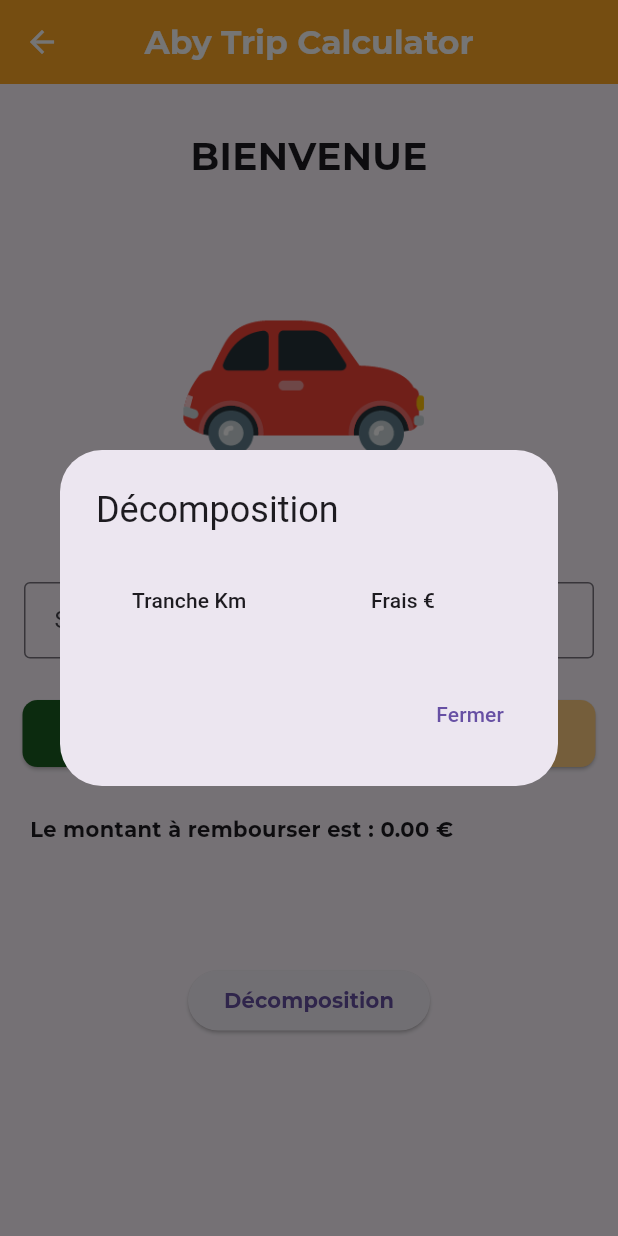
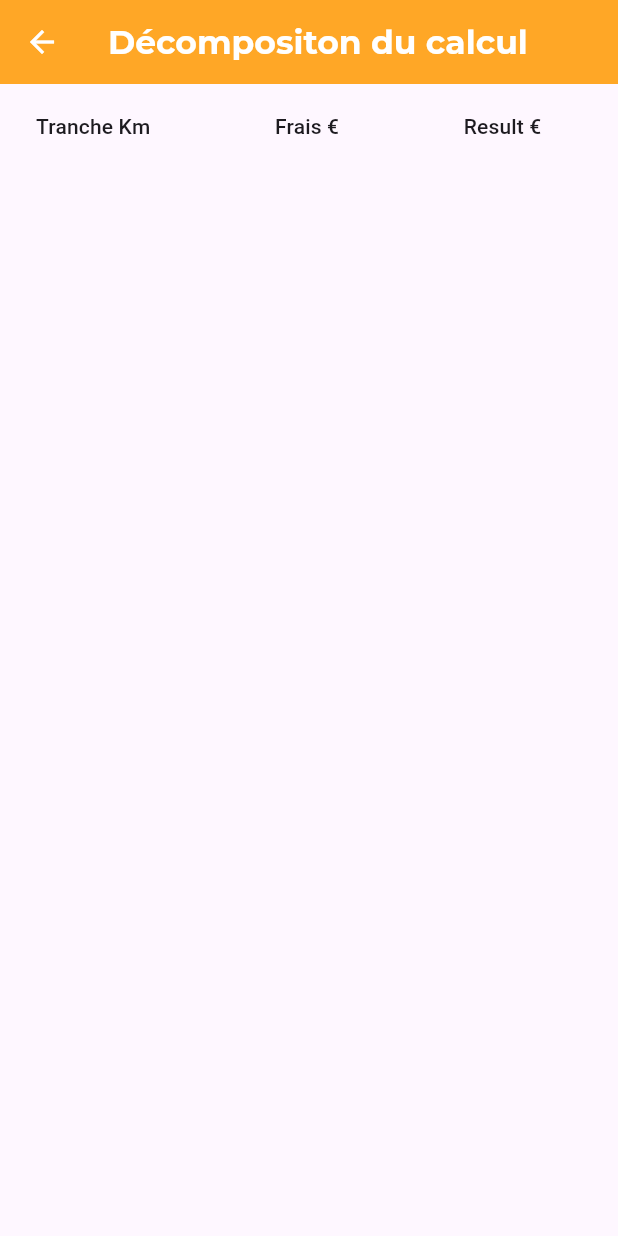
Before and after one commit to othmanemjhd/AbyTripCalculator, a Flutter app: the CalculateFundPage screen opened by its route, after a tap on "Décomposition", on a phone screen of 412 x 824 dp. Run offline on Flutter 3.47's test engine with Material 3 defaults, Android fonts, the phone set to English and light mode, and no system bars; drawn by our look-alikes of carousel_slider; our stand-ins replace shared_preferences; accounts and stored records are empty.

Commit message:
Updates : add the page of the decomposition

```diff
--- a/abytripcalculator/lib/pages/calculateFundPage.dart
+++ b/abytripcalculator/lib/pages/calculateFundPage.dart
@@ -43,22 +43,19 @@ class _CalculateFundPageState extends State<CalculateFundPage> {
           style: TextStyle(
             fontFamily: 'Montserrat',
             fontWeight: FontWeight.bold,
-            //fontSize: 30,
             color: Colors.white,
           ),
         ),
         centerTitle: true,
         backgroundColor: Colors.orange[400],
         elevation: 0,
-        //automaticallyImplyLeading: false,
+        automaticallyImplyLeading: false,
         iconTheme: const IconThemeData(
           color: Colors.white, // Change the color here
         ),
 
       ),
       body: SingleChildScrollView(
-        child: Padding(
-          padding: const EdgeInsets.all(0),
         child: Column(
           crossAxisAlignment: CrossAxisAlignment.stretch,
           children: [
@@ -208,17 +205,23 @@ class _CalculateFundPageState extends State<CalculateFundPage> {
                 ),
               ),
             const SizedBox(height: 80.0),
-           Align(
-                  alignment: Alignment.bottomCenter,
+         Padding(
+           //padding: const EdgeInsets.all(8.0),
+           padding: EdgeInsets.fromLTRB(
+             MediaQuery.of(context).size.width * 0.25,
+             MediaQuery.of(context).size.height * 0.015,
+             MediaQuery.of(context).size.width * 0.25,
+             MediaQuery.of(context).size.height * 0.015,
+           ),
            child: ElevatedButton(
-
                onPressed: () {
-                        showDialog(
+                 Navigator.pushNamed(context, '/display', arguments: map);
+                 /*showDialog(
                    context: context,
                    builder: (BuildContext context) {
                      return  MyDialog( map: map);
                    },
-                        );
+                 );*/
                },
                child: const Text("Décomposition",
                    style: TextStyle(
@@ -226,7 +229,6 @@ class _CalculateFundPageState extends State<CalculateFundPage> {
                        fontWeight: FontWeight.bold))),
          ),
           ],
-          ),
         ),
 
       ),
--- /dev/null
+++ b/abytripcalculator/lib/pages/showDecomposition.dart
@@ -0,0 +1,69 @@
+import 'package:flutter/material.dart';
+
+void main() {
+  runApp(const ShowDecomposition());
+}
+
+class ShowDecomposition extends StatefulWidget {
+  const ShowDecomposition({super.key});
+
+  @override
+  State<ShowDecomposition> createState() => _ShowDecompositionState();
+}
+
+class _ShowDecompositionState extends State<ShowDecomposition> {
+  @override
+  Widget build(BuildContext context) {
+    final dynamic map = ModalRoute.of(context)!.settings.arguments;
+    return Scaffold(
+        appBar: AppBar(
+          automaticallyImplyLeading: true,
+          title: const Text(
+            'Décompositon du calcul',
+            style: TextStyle(
+              fontFamily: 'Montserrat',
+              fontWeight: FontWeight.bold,
+              //fontSize: 30,
+              color: Colors.white,
+            ),
+          ),
+          centerTitle: true,
+          backgroundColor: Colors.orange[400],
+          elevation: 0,
+
+          iconTheme: const IconThemeData(
+            color: Colors.white, // Change the color here
+          ),
+
+        ),
+      body: Column(
+        children: [
+            SingleChildScrollView(
+            scrollDirection: Axis.horizontal,
+            child: SizedBox(
+              width :MediaQuery.of(context).size.width,
+              child: DataTable(
+                columns: const [
+                  DataColumn(label: Text('Tranche Km')),
+                  DataColumn(label: Text('Frais €')),
+                  DataColumn(label: Text('Result €')),
+                ],
+                rows: List<DataRow>.generate(
+                  map.length,
+                      (index) => DataRow(
+                    cells: [
+                      DataCell(Text(map[index]['Tranche'])),
+                      DataCell(Text(map[index]['Frais'])),
+                      DataCell(Text(map[index]['Result'].toString())),
+                    ],
+                  ),
+                ),
+              ),
+            ),
+          ),
+        ],
+      ),
+      );
+
+  }
+}
--- a/abytripcalculator/lib/services/CalculateFundsByTrancheService.dart
+++ b/abytripcalculator/lib/services/CalculateFundsByTrancheService.dart
@@ -36,11 +36,13 @@ Result calculate(int numbreOfKilometres){
       }
       resultDecomposition += "($distanceInTranche * ${tranche.fraisRemboursement})";
     }
+    // get the data
     String trancheMap = tranche.finTranche.toString();
     double currentResult = (distanceInTranche*tranche.fraisRemboursement);
-    if(tranche.debutTranche == 150) {
-      trancheMap = ">";
-    }
+
+    //init the
+    tranche.debutTranche == 150?trancheMap = ">":trancheMap += " Km";
+
     map.add(({"Tranche": "${tranche.debutTranche} - $trancheMap",
               'Frais': '${ formatDouble(tranche.fraisRemboursement)} €',
               'Result': ' ${formatDouble(currentResult)} €'}));
@@ -60,6 +62,7 @@ Result calculate(int numbreOfKilometres){
 List<Map<String,dynamic>> generateResultMap(){
   return map;
 }
+
 String formatDouble(double fraisDouble){
   if (fraisDouble % 1 == 0) {
     // It's an integer, don't add decimal places
```
Lines whose indentation alone changed are shown as unchanged.
